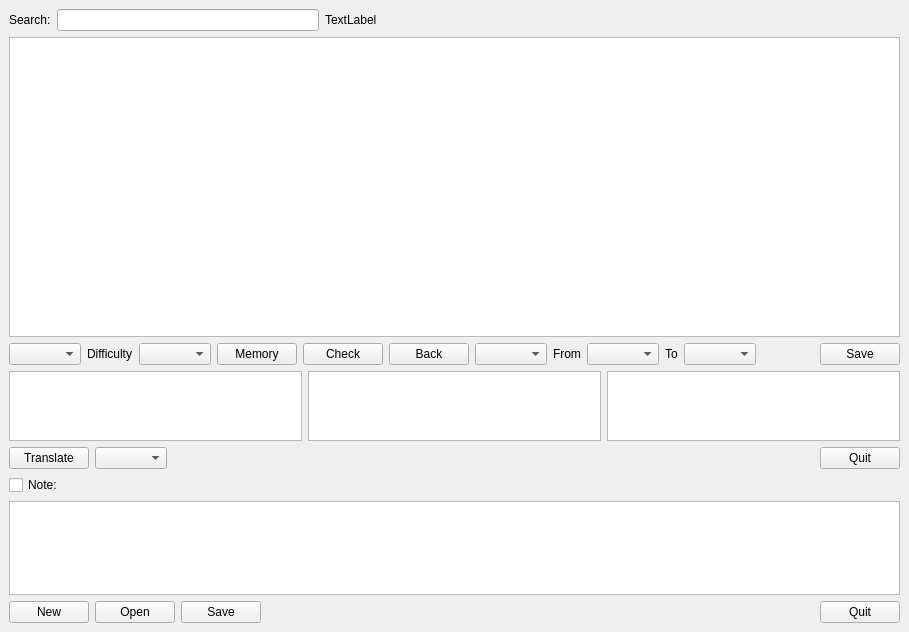
Above: mainwindow3.ui from chenjiayi8/WerkwoordenMaster before the change. Below: the same form after it.
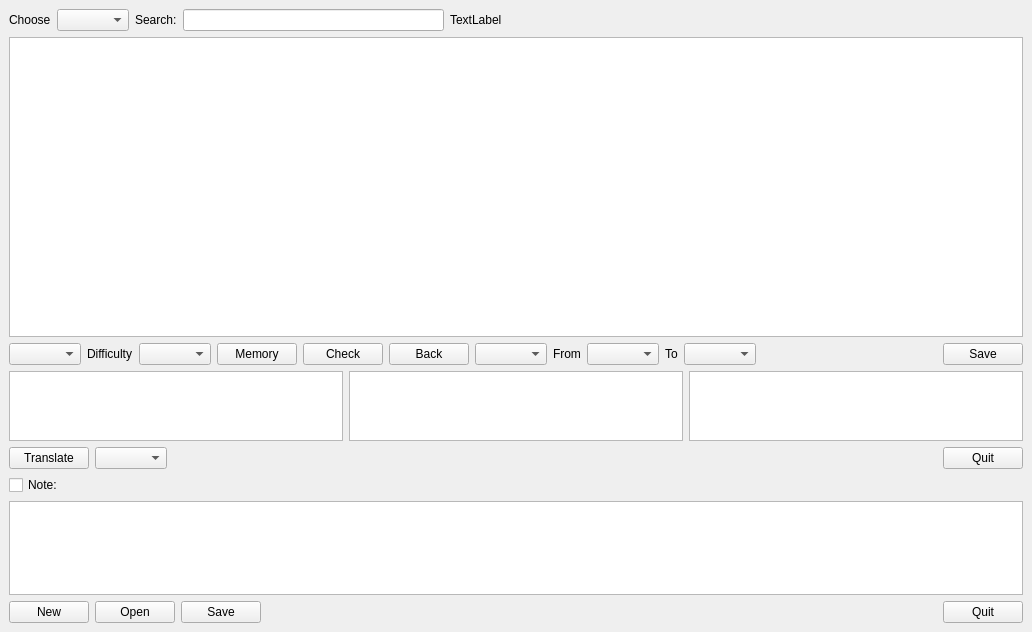
That is the form after the change. Icons and pictures are not drawn.

Commit message:
Add choose table
Separate frequent and infrequent tables

Diff of the .ui file:
```diff
--- a/mainwindow3.ui
+++ b/mainwindow3.ui
@@ -9,7 +9,7 @@
    <rect>
     <x>0</x>
     <y>0</y>
-    <width>909</width>
+    <width>1032</width>
     <height>632</height>
    </rect>
   </property>
@@ -28,6 +28,16 @@
      <layout class="QVBoxLayout" name="verticalLayout_2">
       <item>
        <layout class="QHBoxLayout" name="horizontalLayout">
+        <item>
+         <widget class="QLabel" name="labelChooseTable">
+          <property name="text">
+           <string>Choose</string>
+          </property>
+         </widget>
+        </item>
+        <item>
+         <widget class="QComboBox" name="comboBoxTable"/>
+        </item>
         <item>
          <widget class="QLabel" name="labelSearch">
           <property name="text">
```
The commit also changes 5 other files.
